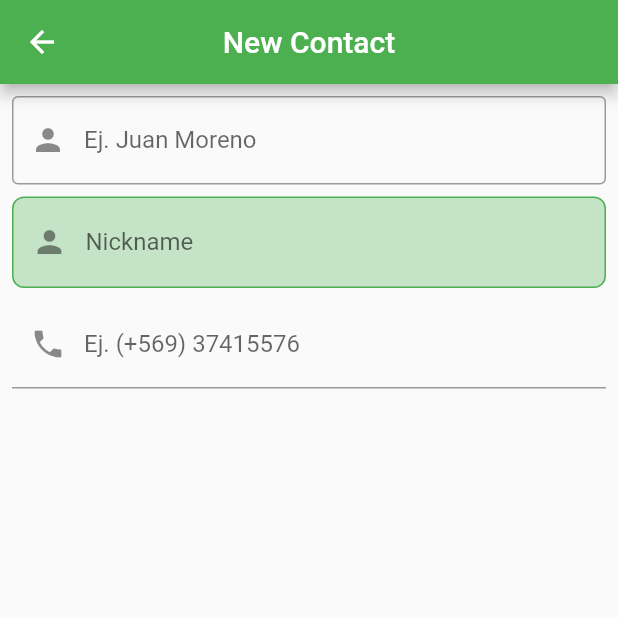
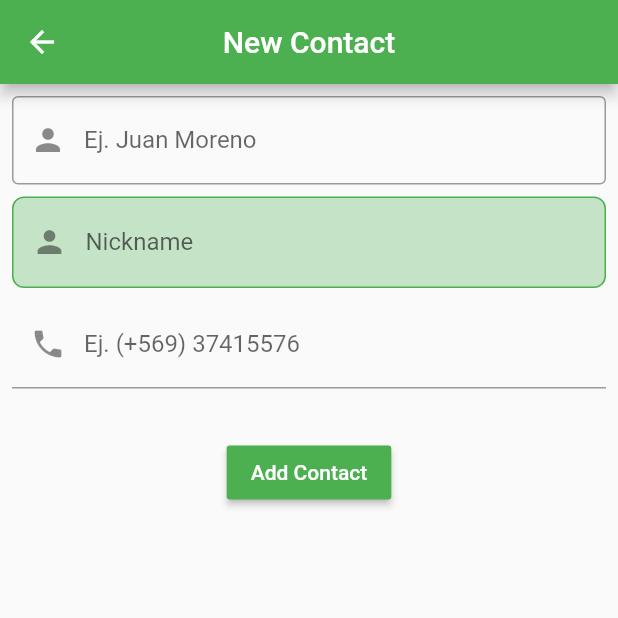
Before and after one commit to morjuax/curso_flutter_basico, a Flutter app: the FormContactPage screen opened by its route, on a phone screen of 412 x 824 dp, the top half of it. Run offline on Flutter 3.47's test engine with Material 2 defaults, Android fonts, the phone set to English and light mode, and no system bars; statements that could not run were skipped.

Commit message:
[UPD] evento submit form

```diff
--- a/lib/models/person_model.dart
+++ b/lib/models/person_model.dart
@@ -1,13 +1,15 @@
 import 'package:flutter/material.dart';
 
 class PersonModel {
-  final IconData iconLeft;
-  final IconData iconRight;
-  final String name;
-  final String description;
-  final String nickName;
+  IconData iconLeft;
+  IconData iconRight;
+  String name;
+  String description;
+  String nickName;
+  String phone;
 
-  PersonModel({this.description, this.iconLeft, this.iconRight, this.name, this.nickName});
+
+  PersonModel({this.description, this.iconLeft, this.iconRight, this.name, this.nickName, this.phone});
 }
 
 
--- a/lib/ui/pages/form_contact_page.dart
+++ b/lib/ui/pages/form_contact_page.dart
@@ -1,3 +1,5 @@
+import 'package:curso_flutter_basico/controllers/contactListController.dart';
+import 'package:curso_flutter_basico/models/person_model.dart';
 import 'package:flutter/material.dart';
 
 GlobalKey<FormState> formContactKey = GlobalKey<FormState>();
@@ -12,6 +14,9 @@ class _FormContactPageState extends State<FormContactPage> {
   TextEditingController _nameController;
   TextEditingController _nickNameController;
   TextEditingController _phoneNumberController;
+
+  ContactListController _controller = ContactListController.instance;
+  PersonModel _personModel = PersonModel();
 
   @override
   void initState() {
@@ -46,7 +51,7 @@ class _FormContactPageState extends State<FormContactPage> {
                       borderSide: BorderSide(color: Theme.of(context).primaryColor)
                     )
                   ),
-                  onChanged: (value) => print(_nameController.text),
+                  onChanged: (value) => _personModel.name = value,
                   controller: _nameController,
                 ),
                 SizedBox(height: 8.0),
@@ -67,7 +72,7 @@ class _FormContactPageState extends State<FormContactPage> {
                             borderSide: BorderSide.none
                         )
                     ),
-                    onChanged: (value) => print(_nickNameController.text),
+                    onChanged: (value) => _personModel.nickName = value,
                     controller: _nickNameController,
                   ),
                 ),
@@ -78,8 +83,17 @@ class _FormContactPageState extends State<FormContactPage> {
                       prefixIcon: Icon(Icons.phone),
                       labelText: 'Ej. (+569) 37415576'
                   ),
-                  onChanged: (value) => print(_phoneNumberController.text),
+                  onChanged: (value) => _personModel.phone = value,
                   controller: _phoneNumberController,
+                ),
+                SizedBox(height: 32),
+                RaisedButton(
+                  color: Theme.of(context).primaryColor,
+                  onPressed: (){
+                    _controller.contacts.value = List.from(_controller.contacts.value)..add(_personModel);
+                    Navigator.pop(context);
+                  },
+                  child: Text('Add Contact', style: TextStyle(color: Colors.white),),
                 )
               ],
             ),
--- a/lib/ui/widgets/custom_listtile.dart
+++ b/lib/ui/widgets/custom_listtile.dart
@@ -16,7 +16,6 @@ class CustomListTile extends StatelessWidget {
           content: 'New Content'
         ));
       },
-      leading: Icon(person.iconLeft),
       trailing: SizedBox(
         width: 100.0,
         child: Row(
@@ -31,8 +30,11 @@ class CustomListTile extends StatelessWidget {
           ],
         ),
       ),
+      leading: CircleAvatar(child: Text(
+        person.name[0].toUpperCase()
+      )),
       title: Text(person.name),
-      subtitle: Text(person.description),
+      subtitle: Text(person.nickName),
     );
   }
 }
```
